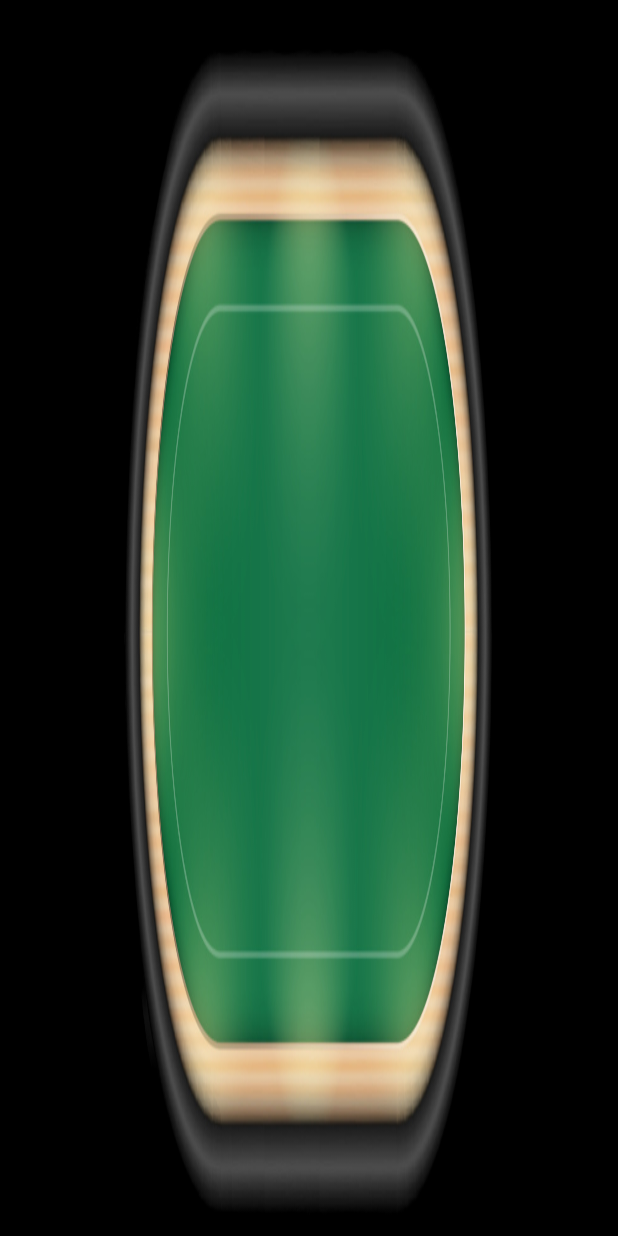
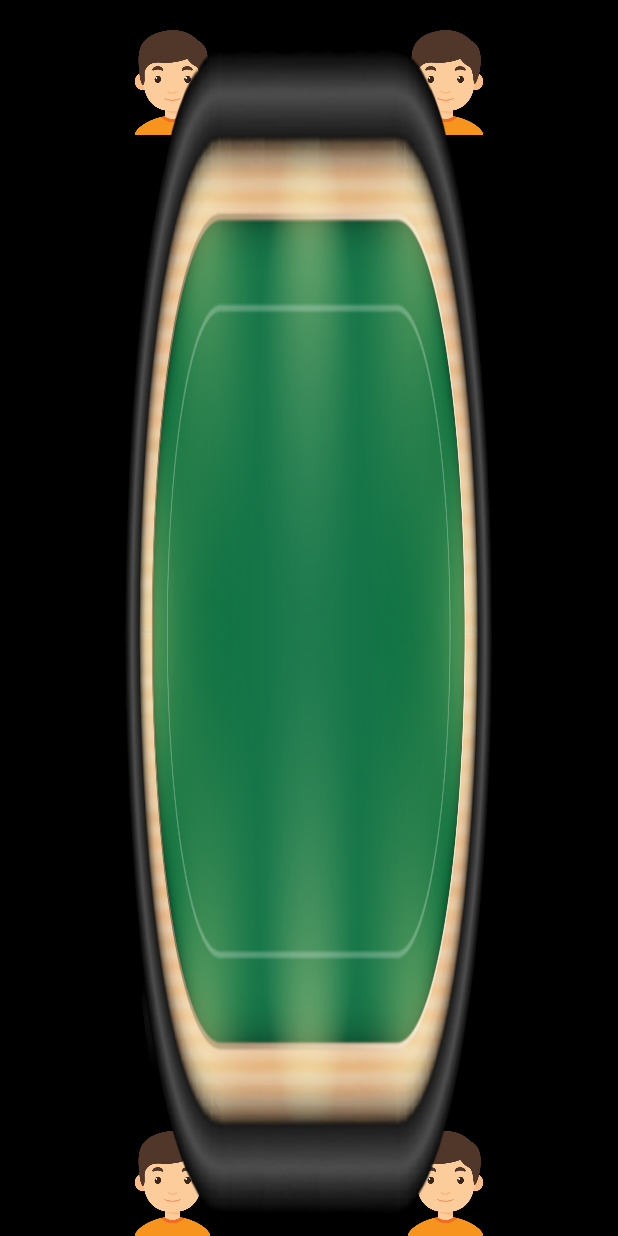
Before and after one commit to MichaelLin-TPE/Poker, an Android app: the layout activity_main.xml on its own in the app's theme, with its tools: preview values and no code run, on a phone screen of 412 x 824 dp. Run offline under Robolectric (Android 15) with nearby library versions, the phone set to English and light mode, and no system bars.

Commit message:
Android commit : 新增出場方式

```diff
--- a/app/src/main/res/layout/activity_main.xml
+++ b/app/src/main/res/layout/activity_main.xml
@@ -9,6 +9,39 @@
         android:layout_width="match_parent"
         android:layout_height="match_parent"
         tools:context=".MainActivity">
+
+
+        <ImageView
+            android:id="@+id/iv_user1"
+            app:layout_constraintTop_toTopOf="@id/poker_outside_bg"
+            app:layout_constraintLeft_toLeftOf="@id/poker_outside_bg"
+            android:src="@drawable/ic_boy"
+            android:layout_width="70dp"
+            android:layout_height="70dp"/>
+
+        <ImageView
+            android:id="@+id/iv_user2"
+            app:layout_constraintTop_toTopOf="@id/poker_outside_bg"
+            app:layout_constraintRight_toRightOf="@id/poker_outside_bg"
+            android:src="@drawable/ic_boy"
+            android:layout_width="70dp"
+            android:layout_height="70dp"/>
+
+        <ImageView
+            android:id="@+id/iv_user3"
+            app:layout_constraintBottom_toBottomOf="@id/poker_outside_bg"
+            app:layout_constraintRight_toRightOf="@id/poker_outside_bg"
+            android:src="@drawable/ic_boy"
+            android:layout_width="70dp"
+            android:layout_height="70dp"/>
+
+        <ImageView
+            android:id="@+id/iv_user4"
+            app:layout_constraintBottom_toBottomOf="@id/poker_outside_bg"
+            app:layout_constraintLeft_toLeftOf="@id/poker_outside_bg"
+            android:src="@drawable/ic_boy"
+            android:layout_width="70dp"
+            android:layout_height="70dp"/>
 
 
 
```
Also changed, not shown: app/src/main/java/com/michael/cardgame/MainActivity.kt (+94 -15 lines), app/src/main/java/com/michael/cardgame/MainViewModel.kt (+62 -7 lines), app/src/main/java/com/michael/cardgame/tool/Tool.kt (+7 -0 lines), app/src/main/res/layout/item_poker_car_layout.xml (+17 -9 lines), app/src/main/res/drawable/ic_boy.png (added), app/src/main/res/drawable/ic_card_bg.png (added).
